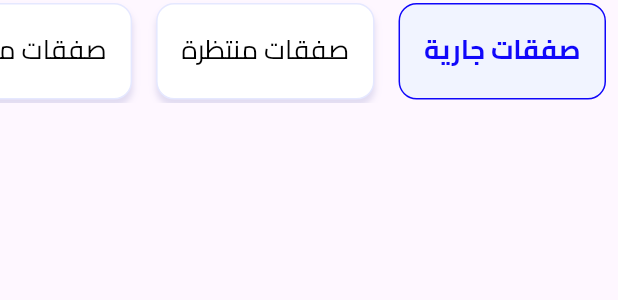
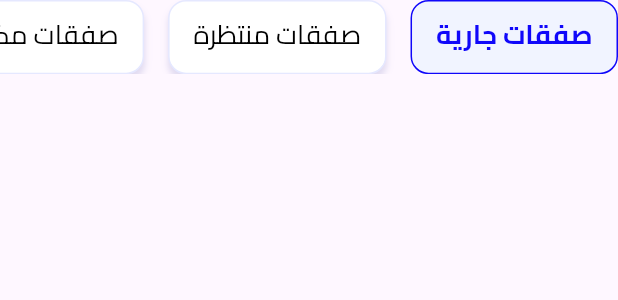
Before and after one commit to kareemtarek74/deals, a Flutter app: the FilterListView widget shown alone on an empty page, opened directly, on a phone screen of 412 x 824 dp. Shown: the top 300 px of the screen. Run offline on Flutter 3.47's test engine with Material 3 defaults, Android fonts, the phone set to English and light mode, and no system bars; our stand-ins replace flutter_svg.

Commit message:
simple refactoring

```diff
--- a/lib/Features/Deals/presentation/view/widgets/deals_view_body.dart
+++ b/lib/Features/Deals/presentation/view/widgets/deals_view_body.dart
@@ -15,6 +15,7 @@ class DealsViewBody extends StatelessWidget {
     return Stack(
       children: [
         const CustomScrollView(
+          clipBehavior: Clip.none,
           slivers: [
             SliverToBoxAdapter(
               child: Column(
--- a/lib/Features/Deals/presentation/view/widgets/filter_list_view.dart
+++ b/lib/Features/Deals/presentation/view/widgets/filter_list_view.dart
@@ -17,7 +17,7 @@ class FilterListViewState extends State<FilterListView> {
   @override
   Widget build(BuildContext context) {
     return SizedBox(
-      height: MediaQuery.sizeOf(context).height * .083,
+      height: MediaQuery.sizeOf(context).height * .060,
       child: ListView.builder(
         scrollDirection: Axis.horizontal,
         itemCount: widget.filters.length,
@@ -29,12 +29,13 @@ class FilterListViewState extends State<FilterListView> {
                 selectedIndex = index;
               });
             },
+            child: Padding(
+              padding: const EdgeInsets.only(left: 16),
               child: AnimatedContainer(
                 clipBehavior: Clip.none,
                 duration: const Duration(milliseconds: 200),
-              margin: const EdgeInsets.symmetric(horizontal: 8.0, vertical: 2),
                 padding: EdgeInsets.symmetric(
-                  horizontal: widget.horizontalPadding, vertical: 18.5),
+                    horizontal: widget.horizontalPadding, vertical: 10.5),
                 decoration: BoxDecoration(
                   boxShadow: isActive
                       ? null
@@ -68,6 +69,7 @@ class FilterListViewState extends State<FilterListView> {
                         : Styles.styleRegular16(context).copyWith(
                             color: Colors.black, fontWeight: FontWeight.w500)),
               ),
+            ),
           );
         },
       ),
--- a/lib/core/utils/text_styles.dart
+++ b/lib/core/utils/text_styles.dart
@@ -52,7 +52,7 @@ double getResoponsiveFontSize(BuildContext context,
   double scaleFactor = getScaleFactor(context);
   double responsiveFotSize = fontSize * scaleFactor;
 
-  double lowerLimit = fontSize * .8;
+  double lowerLimit = fontSize * .6;
   double upperLimit = fontSize * 1.2;
 
   return responsiveFotSize.clamp(lowerLimit, upperLimit);
```
Lines whose indentation alone changed are shown as unchanged.
